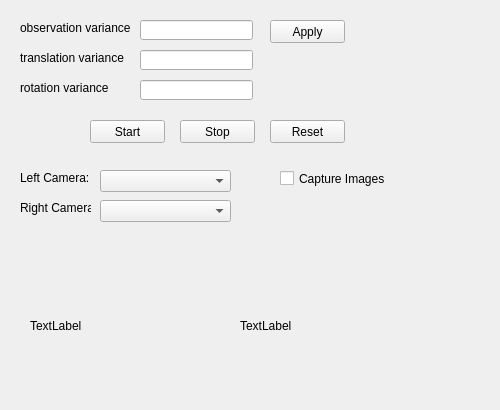
Before: the Qt Designer form Hanse/Module_VisualSLAM/form_visualslam.ui in iti-luebeck/HANSE2011, drawn with Qt 5.
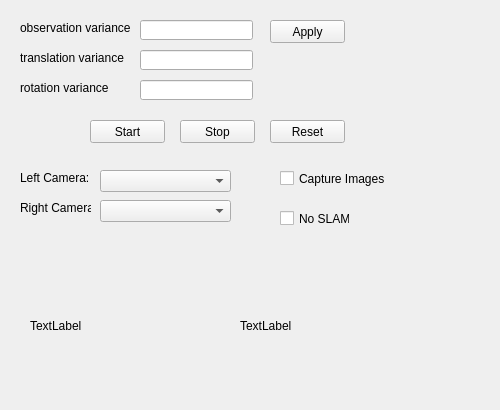
After: the same form once the commit is applied.

```diff
--- a/Hanse/Module_VisualSLAM/form_visualslam.ui
+++ b/Hanse/Module_VisualSLAM/form_visualslam.ui
@@ -225,6 +225,19 @@
     <bool>true</bool>
    </property>
   </widget>
+  <widget class="QCheckBox" name="noSLAMBox">
+   <property name="geometry">
+    <rect>
+     <x>280</x>
+     <y>210</y>
+     <width>70</width>
+     <height>17</height>
+    </rect>
+   </property>
+   <property name="text">
+    <string>No SLAM</string>
+   </property>
+  </widget>
  </widget>
  <resources/>
  <connections/>
```
